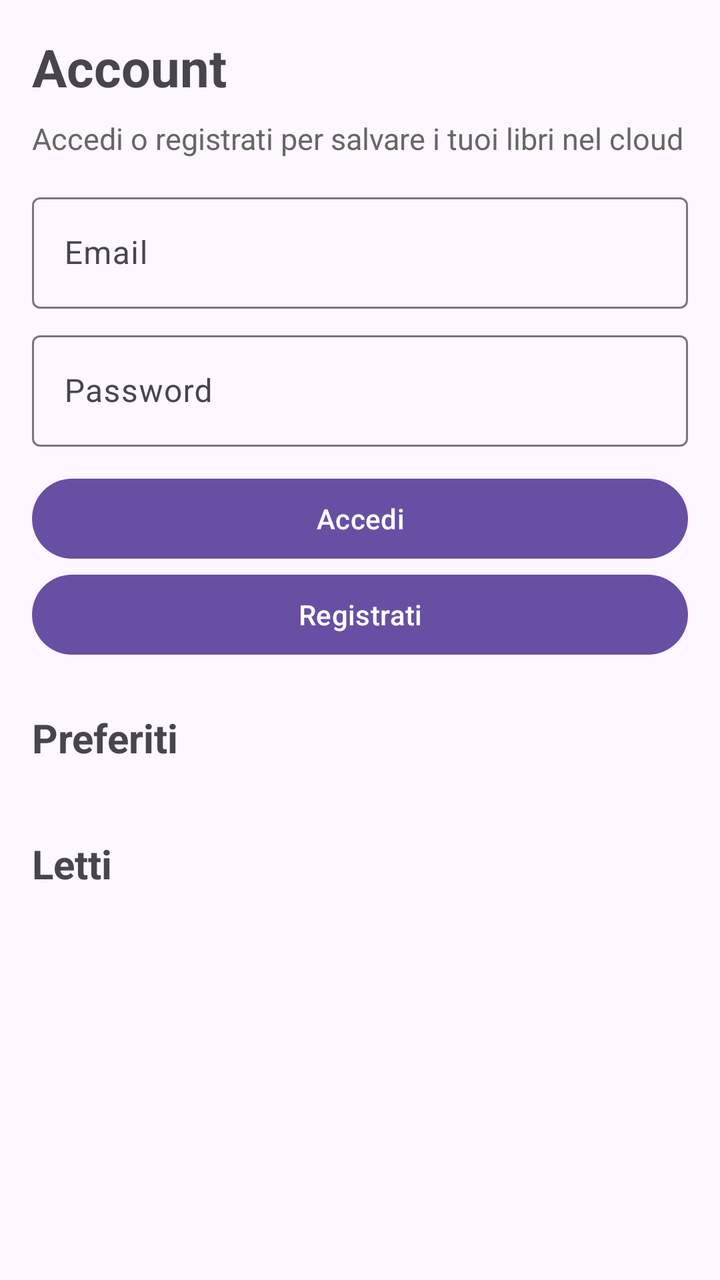
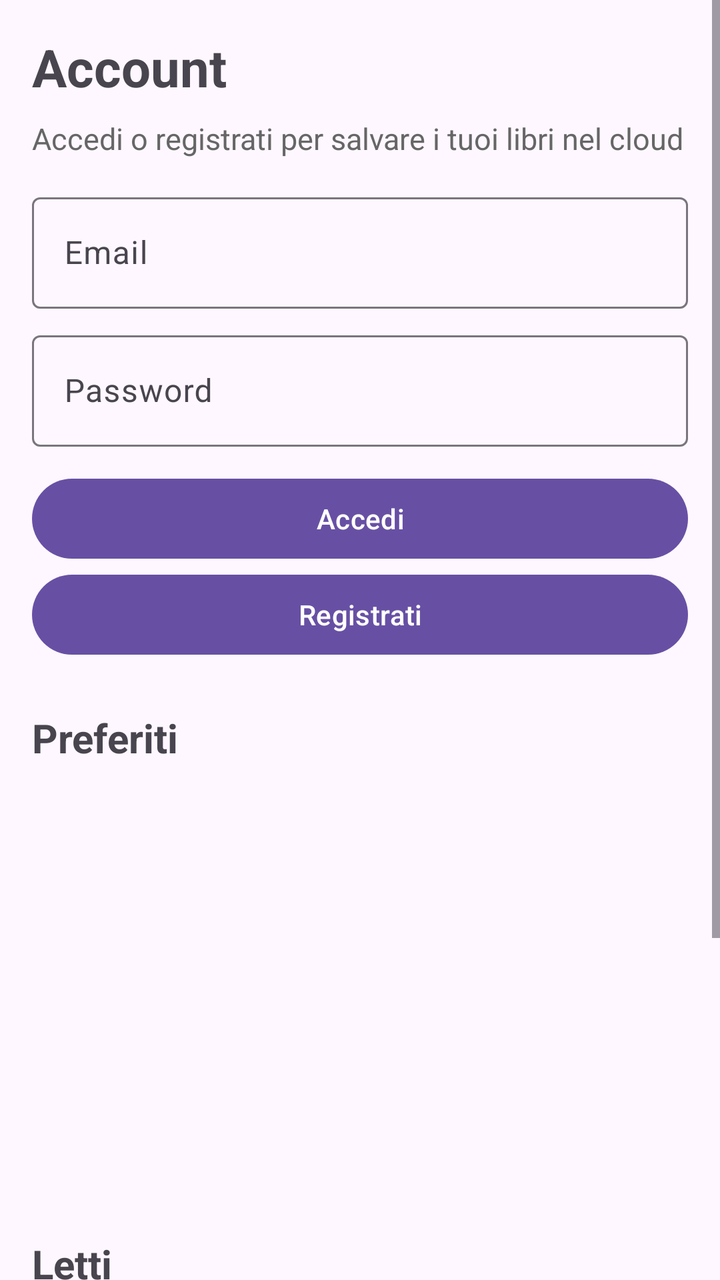

The first picture is an Android layout as it rendered before a commit; the second is the same layout after the commit. The layout source and the unified diff follow.
<!-- AndroidManifest.xml: application theme Theme.Bookt -->
<!-- res/layout/fragment_account.xml -->
<?xml version="1.0" encoding="utf-8"?>
<ScrollView xmlns:android="http://schemas.android.com/apk/res/android"
    xmlns:tools="http://schemas.android.com/tools"
    android:layout_width="match_parent"
    android:layout_height="match_parent"
    tools:context=".ui.account.AccountFragment">

    <LinearLayout
        android:layout_width="match_parent"
        android:layout_height="wrap_content"
        android:orientation="vertical"
        android:padding="16dp">

        <TextView
            android:id="@+id/tvAccountTitle"
            android:layout_width="wrap_content"
            android:layout_height="wrap_content"
            android:text="Account"
            android:textSize="26sp"
            android:textStyle="bold" />

        <TextView
            android:id="@+id/tvAccountStatus"
            android:layout_width="match_parent"
            android:layout_height="wrap_content"
            android:layout_marginTop="8dp"
            android:text="Accedi o registrati per salvare i tuoi libri nel cloud"
            android:textColor="#666666"
            android:textSize="15sp" />

        <com.google.android.material.textfield.TextInputLayout
            android:layout_width="match_parent"
            android:layout_height="wrap_content"
            android:layout_marginTop="14dp"
            android:hint="Email">

            <com.google.android.material.textfield.TextInputEditText
                android:id="@+id/etEmail"
                android:layout_width="match_parent"
                android:layout_height="wrap_content"
                android:inputType="textEmailAddress" />
        </com.google.android.material.textfield.TextInputLayout>

        <com.google.android.material.textfield.TextInputLayout
            android:layout_width="match_parent"
            android:layout_height="wrap_content"
            android:layout_marginTop="8dp"
            android:hint="Password">

            <com.google.android.material.textfield.TextInputEditText
                android:id="@+id/etPassword"
                android:layout_width="match_parent"
                android:layout_height="wrap_content"
                android:inputType="textPassword" />
        </com.google.android.material.textfield.TextInputLayout>

        <com.google.android.material.button.MaterialButton
            android:id="@+id/btnLogin"
            android:layout_width="match_parent"
            android:layout_height="wrap_content"
            android:layout_marginTop="12dp"
            android:text="Accedi" />

        <com.google.android.material.button.MaterialButton
            android:id="@+id/btnRegister"
            android:layout_width="match_parent"
            android:layout_height="wrap_content"
            android:text="Registrati" />

        <com.google.android.material.button.MaterialButton
            android:id="@+id/btnLogout"
            android:layout_width="match_parent"
            android:layout_height="wrap_content"
            android:text="Logout"
            android:visibility="gone" />

        <ProgressBar
            android:id="@+id/progressBarAccount"
            android:layout_width="wrap_content"
            android:layout_height="wrap_content"
            android:layout_gravity="center_horizontal"
            android:layout_marginTop="24dp"
            android:visibility="gone" />

        <TextView
            android:id="@+id/tvAccountLoadStatus"
            android:layout_width="match_parent"
            android:layout_height="wrap_content"
            android:layout_marginTop="10dp"
            android:gravity="center"
            android:text="Caricamento libreria..."
            android:textColor="#666666"
            android:textSize="15sp"
            android:visibility="gone" />

        <TextView
            android:id="@+id/tvFavoritesTitle"
            android:layout_width="wrap_content"
            android:layout_height="wrap_content"
            android:layout_marginTop="24dp"
            android:text="Preferiti"
            android:textSize="20sp"
            android:textStyle="bold" />

        <TextView
            android:id="@+id/tvEmptyFavorites"
            android:layout_width="wrap_content"
            android:layout_height="wrap_content"
            android:layout_marginTop="8dp"
            android:text="Non hai ancora aggiunto libri ai preferiti"
            android:textColor="#666666"
            android:textSize="15sp"
            android:visibility="gone" />

        <androidx.recyclerview.widget.RecyclerView
            android:id="@+id/rvFavoriteBooks"
            android:layout_width="match_parent"
            android:layout_height="wrap_content"
            android:layout_marginTop="12dp"
            android:nestedScrollingEnabled="false"
            tools:listitem="@layout/item_saved_book" />

        <TextView
            android:id="@+id/tvReadTitle"
            android:layout_width="wrap_content"
            android:layout_height="wrap_content"
            android:layout_marginTop="24dp"
            android:text="Letti"
            android:textSize="20sp"
            android:textStyle="bold" />

        <TextView
            android:id="@+id/tvEmptyRead"
            android:layout_width="wrap_content"
            android:layout_height="wrap_content"
            android:layout_marginTop="8dp"
            android:text="Non hai ancora segnato libri come letti"
            android:textColor="#666666"
            android:textSize="15sp"
            android:visibility="gone" />

        <androidx.recyclerview.widget.RecyclerView
            android:id="@+id/rvReadBooks"
            android:layout_width="match_parent"
            android:layout_height="wrap_content"
            android:layout_marginTop="12dp"
            android:nestedScrollingEnabled="false"
            tools:listitem="@layout/item_saved_book" />

    </LinearLayout>
</ScrollView>
<!-- res/layout/item_saved_book.xml (included above) -->
<?xml version="1.0" encoding="utf-8"?>
<com.google.android.material.card.MaterialCardView xmlns:android="http://schemas.android.com/apk/res/android"
    xmlns:app="http://schemas.android.com/apk/res-auto"
    android:layout_width="wrap_content"
    android:layout_height="wrap_content"
    android:layout_marginEnd="12dp"
    android:layout_marginBottom="12dp"
    app:cardCornerRadius="16dp"
    app:cardElevation="2dp">

    <FrameLayout
        android:layout_width="132dp"
        android:layout_height="205dp">

        <ImageView
            android:id="@+id/imgSavedBookCover"
            android:layout_width="match_parent"
            android:layout_height="match_parent"
            android:contentDescription="Copertina libro"
            android:scaleType="centerCrop"
            android:src="@android:drawable/ic_menu_report_image" />

        <LinearLayout
            android:layout_width="match_parent"
            android:layout_height="wrap_content"
            android:layout_gravity="bottom"
            android:orientation="vertical"
            android:padding="8dp"
            android:background="#99000000">

            <TextView
                android:id="@+id/tvSavedBookTitle"
                android:layout_width="match_parent"
                android:layout_height="wrap_content"
                android:maxLines="2"
                android:text="Titolo libro"
                android:textColor="@android:color/white"
                android:textSize="13sp"
                android:textStyle="bold" />

            <TextView
                android:id="@+id/tvSavedBookAuthor"
                android:layout_width="match_parent"
                android:layout_height="wrap_content"
                android:layout_marginTop="2dp"
                android:maxLines="1"
                android:text="Autore"
                android:textColor="#DDFFFFFF"
                android:textSize="11sp" />
        </LinearLayout>

        <ImageButton
            android:id="@+id/btnRemoveSavedBook"
            android:layout_width="36dp"
            android:layout_height="36dp"
            android:layout_gravity="top|end"
            android:layout_margin="6dp"
            android:background="#99000000"
            android:contentDescription="Rimuovi libro"
            android:padding="6dp"
            android:src="@android:drawable/ic_menu_close_clear_cancel"
            app:tint="@android:color/white" />

        <TextView
            android:id="@+id/tvSavedBookCategory"
            android:layout_width="wrap_content"
            android:layout_height="wrap_content"
            android:layout_gravity="top|start"
            android:layout_margin="8dp"
            android:background="#CC000000"
            android:paddingStart="8dp"
            android:paddingTop="4dp"
            android:paddingEnd="8dp"
            android:paddingBottom="4dp"
            android:text="Categoria"
            android:textColor="@android:color/white"
            android:textSize="10sp" />
    </FrameLayout>

</com.google.android.material.card.MaterialCardView>
<!-- resources referenced by this layout -->
<resources>
  <style name="Theme.Bookt" parent="Base.Theme.Bookt" />
  <style name="Base.Theme.Bookt" parent="Theme.Material3.DayNight.NoActionBar">
      </style>
</resources>

<!-- the commit's change to res/layout/fragment_account.xml (unified diff, before → after) -->
@@ -115,8 +115,10 @@
         <androidx.recyclerview.widget.RecyclerView
             android:id="@+id/rvFavoriteBooks"
             android:layout_width="match_parent"
-            android:layout_height="wrap_content"
+            android:layout_height="200dp"
             android:layout_marginTop="12dp"
+            android:clipToPadding="false"
+            android:paddingEnd="16dp"
             android:nestedScrollingEnabled="false"
             tools:listitem="@layout/item_saved_book" />
 
@@ -142,8 +144,10 @@
         <androidx.recyclerview.widget.RecyclerView
             android:id="@+id/rvReadBooks"
             android:layout_width="match_parent"
-            android:layout_height="wrap_content"
+            android:layout_height="200dp"
             android:layout_marginTop="12dp"
+            android:clipToPadding="false"
+            android:paddingEnd="16dp"
             android:nestedScrollingEnabled="false"
             tools:listitem="@layout/item_saved_book" />
 
@@ -153,16 +157,18 @@
 <?xml version="1.0" encoding="utf-8"?>
 <com.google.android.material.card.MaterialCardView xmlns:android="http://schemas.android.com/apk/res/android"
     xmlns:app="http://schemas.android.com/apk/res-auto"
-    android:layout_width="wrap_content"
-    android:layout_height="wrap_content"
+    android:layout_width="118dp"
+    android:layout_height="188dp"
     android:layout_marginEnd="12dp"
-    android:layout_marginBottom="12dp"
-    app:cardCornerRadius="16dp"
-    app:cardElevation="2dp">
+    android:layout_marginBottom="14dp"
+    app:cardCornerRadius="18dp"
+    app:cardElevation="3dp"
+    app:strokeWidth="1dp"
+    app:strokeColor="#18000000">
 
     <FrameLayout
-        android:layout_width="132dp"
-        android:layout_height="205dp">
+        android:layout_width="match_parent"
+        android:layout_height="match_parent">
 
         <ImageView
             android:id="@+id/imgSavedBookCover"
@@ -172,61 +178,56 @@
             android:scaleType="centerCrop"
             android:src="@android:drawable/ic_menu_report_image" />
 
+        <View
+            android:layout_width="match_parent"
+            android:layout_height="78dp"
+            android:layout_gravity="bottom"
+            android:background="#B0000000" />
+
         <LinearLayout
             android:layout_width="match_parent"
-            android:layout_height="wrap_content"
+            android:layout_height="78dp"
             android:layout_gravity="bottom"
             android:orientation="vertical"
-            android:padding="8dp"
-            android:background="#99000000">
+            android:paddingStart="8dp"
+            android:paddingTop="7dp"
+            android:paddingEnd="8dp"
+            android:paddingBottom="7dp">
 
             <TextView
                 android:id="@+id/tvSavedBookTitle"
                 android:layout_width="match_parent"
                 android:layout_height="wrap_content"
+                android:ellipsize="end"
                 android:maxLines="2"
                 android:text="Titolo libro"
                 android:textColor="@android:color/white"
-                android:textSize="13sp"
+                android:textSize="12sp"
                 android:textStyle="bold" />
 
             <TextView
                 android:id="@+id/tvSavedBookAuthor"
                 android:layout_width="match_parent"
                 android:layout_height="wrap_content"
-                android:layout_marginTop="2dp"
+                android:layout_marginTop="3dp"
+                android:ellipsize="end"
                 android:maxLines="1"
                 android:text="Autore"
                 android:textColor="#DDFFFFFF"
-                android:textSize="11sp" />
+                android:textSize="10sp" />
+
+            <TextView
+                android:id="@+id/tvSavedBookCategory"
+                android:layout_width="match_parent"
+                android:layout_height="wrap_content"
+                android:layout_marginTop="3dp"
+                android:ellipsize="end"
+                android:maxLines="1"
+                android:text="Categoria"
+                android:textColor="#BFFFFFFF"
+                android:textSize="9sp" />
         </LinearLayout>
 
-        <ImageButton
-            android:id="@+id/btnRemoveSavedBook"
-            android:layout_width="36dp"
-            android:layout_height="36dp"
-            android:layout_gravity="top|end"
-            android:layout_margin="6dp"
-            android:background="#99000000"
-            android:contentDescription="Rimuovi libro"
-            android:padding="6dp"
-            android:src="@android:drawable/ic_menu_close_clear_cancel"
-            app:tint="@android:color/white" />
-
-        <TextView
-            android:id="@+id/tvSavedBookCategory"
-            android:layout_width="wrap_content"
-            android:layout_height="wrap_content"
-            android:layout_gravity="top|start"
-            android:layout_margin="8dp"
-            android:background="#CC000000"
-            android:paddingStart="8dp"
-            android:paddingTop="4dp"
-            android:paddingEnd="8dp"
-            android:paddingBottom="4dp"
-            android:text="Categoria"
-            android:textColor="@android:color/white"
-            android:textSize="10sp" />
     </FrameLayout>
 
 </com.google.android.material.card.MaterialCardView>
